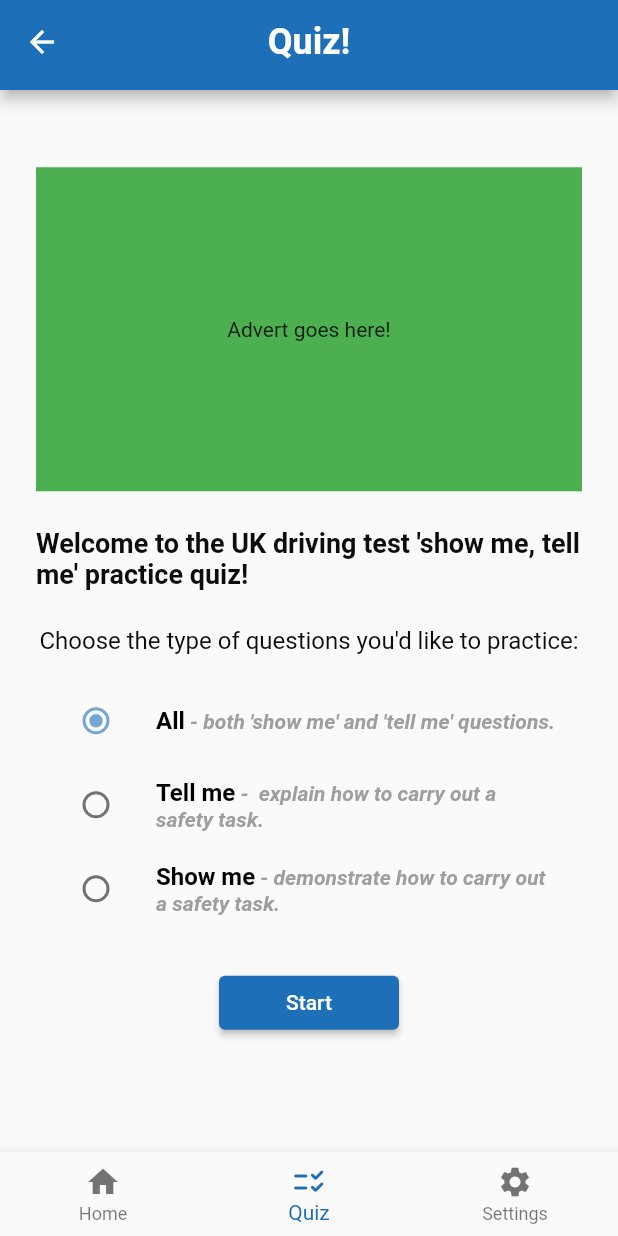
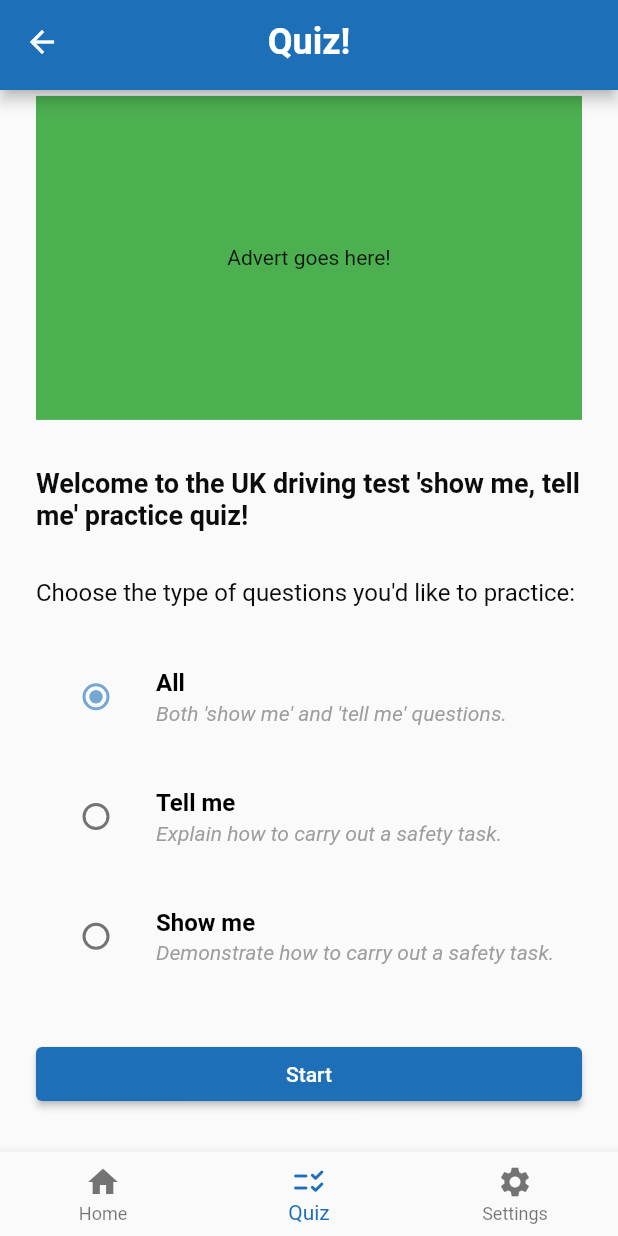
Before and after one commit to ItsjustOla/smtm-quiz-app, a Flutter app: the QuizPage screen opened by its route, on a phone screen of 412 x 824 dp. Run offline on Flutter 3.47's test engine with Material 2 defaults, Android fonts, the light colour scheme and no system bars; our stand-ins replace expandable.

Commit message:
refactored style_helper to color and text constants file

```diff
--- /dev/null
+++ b/lib/helpers/color_constants.dart
@@ -0,0 +1,22 @@
+
+import 'package:flutter/material.dart';
+
+class ColorConstants {
+
+  MaterialColor myColor = MaterialColor(
+    const Color.fromRGBO(29, 112, 184, 1).value,
+    const <int, Color>{
+      50: Color.fromRGBO(29, 112, 184, 0.1),
+      100: Color.fromRGBO(29, 112, 184, 0.2),
+      200: Color.fromRGBO(29, 112, 184, 0.3),
+      300: Color.fromRGBO(29, 112, 184, 0.4),
+      400: Color.fromRGBO(29, 112, 184, 0.5),
+      500: Color.fromRGBO(29, 112, 184, 0.6),
+      600: Color.fromRGBO(29, 112, 184, 0.7),
+      700: Color.fromRGBO(29, 112, 184, 0.8),
+      800: Color.fromRGBO(29, 112, 184, 0.9),
+      900: Color.fromRGBO(29, 112, 184, 1),
+    },
+  );
+
+}
--- a/lib/helpers/style_helper.dart
+++ /dev/null
@@ -1,64 +0,0 @@
-import 'dart:ui';
-import 'package:flutter/material.dart';
-
-class StyleHelper {
-
-  TextStyle h1 = const TextStyle(fontWeight: FontWeight.w700, fontSize: 24.0);
-  TextStyle h1Alt = const TextStyle(
-      fontWeight: FontWeight.w700, fontSize: 20.0, color: Colors.white);
-
-  TextStyle h2 = const TextStyle(
-      fontWeight: FontWeight.w300, fontSize: 16.0, color: Colors.white);
-
-  TextStyle defP = const TextStyle(
-      fontWeight: FontWeight.w400, fontSize: 19.0, color: Color(0xff0b0c0c));
-
-  TextStyle qs = const TextStyle(
-      fontWeight: FontWeight.w700, fontSize: 18.0, color: Color(0xff0b0c0c));
-
-  TextStyle as = const TextStyle(
-      fontWeight: FontWeight.w400, fontSize: 16.0, color: Color(0xff0b0c0c));
-
-  MaterialColor myColor = MaterialColor(
-    const Color.fromRGBO(29, 112, 184, 1).value, const <int, Color>{
-    50: Color.fromRGBO(29, 112, 184, 0.1),
-    100: Color.fromRGBO(29, 112, 184, 0.2),
-    200: Color.fromRGBO(29, 112, 184, 0.3),
-    300: Color.fromRGBO(29, 112, 184, 0.4),
-    400: Color.fromRGBO(29, 112, 184, 0.5),
-    500: Color.fromRGBO(29, 112, 184, 0.6),
-    600: Color.fromRGBO(29, 112, 184, 0.7),
-    700: Color.fromRGBO(29, 112, 184, 0.8),
-    800: Color.fromRGBO(29, 112, 184, 0.9),
-    900: Color.fromRGBO(29, 112, 184, 1),
-  },
-  );
-
-  TextStyle newQs = const TextStyle(
-    fontWeight: FontWeight.bold, fontSize: 18.0,);
-  TextStyle newAs = const TextStyle(fontSize: 16.0,);
-
-  Widget buildRichText(String content, String hint) {
-    return RichText(
-      text: TextSpan(
-          text: content,
-          style: const TextStyle(
-            fontSize: 16.0,
-            color: Colors.black,
-            fontWeight: FontWeight.bold,
-          ),
-          children: [
-            TextSpan(
-                text: ' - $hint',
-                style: const TextStyle(
-                  fontSize: 14.0,
-                  color: Colors.grey,
-                  fontStyle: FontStyle.italic,
-                )
-            )
-          ]
-      ),
-    );
-  }
-
-}
--- /dev/null
+++ b/lib/helpers/text_constants.dart
@@ -0,0 +1,41 @@
+import 'package:flutter/material.dart';
+
+mixin TextConstants {
+
+  TextStyle h1 = const TextStyle(fontWeight: FontWeight.w700, fontSize: 24.0);
+  TextStyle h1Alt = const TextStyle(
+      fontWeight: FontWeight.w700, fontSize: 20.0, color: Colors.white);
+
+  TextStyle h2 = const TextStyle(
+      fontWeight: FontWeight.w300, fontSize: 16.0, color: Colors.white);
+
+  TextStyle defP = const TextStyle(
+      fontWeight: FontWeight.w400, fontSize: 19.0, color: Color(0xff0b0c0c));
+
+  TextStyle qs = const TextStyle(
+      fontWeight: FontWeight.w700, fontSize: 18.0, color: Color(0xff0b0c0c));
+
+  TextStyle as = const TextStyle(
+      fontWeight: FontWeight.w400, fontSize: 16.0, color: Color(0xff0b0c0c));
+
+  TextStyle newQs = const TextStyle(
+    fontWeight: FontWeight.bold,
+    fontSize: 18.0,
+  );
+  TextStyle newAs = const TextStyle(
+    fontSize: 16.0,
+  );
+
+  TextStyle radioTextStyle = const TextStyle(
+    fontSize: 16.0,
+    color: Colors.black,
+    fontWeight: FontWeight.bold,
+  );
+
+  TextStyle hint = const TextStyle(
+    fontSize: 14.0,
+    color: Colors.grey,
+    fontStyle: FontStyle.italic,
+  );
+
+}
--- a/lib/main.dart
+++ b/lib/main.dart
@@ -8,7 +8,8 @@ import 'package:smtm_app/widgets/expandable_card_container.dart';
 import 'package:smtm_app/widgets/my_alert_dialog.dart';
 import 'helpers/questions_helper.dart';
 import 'models/questions.dart';
-import 'helpers/style_helper.dart';
+import 'helpers/text_constants.dart';
+import 'helpers/color_constants.dart';
 import 'widgets/MyAppBar.dart';
 import 'widgets/MyBottomNav.dart';
 import 'package:collection/collection.dart';
@@ -27,7 +28,7 @@ class MyApp extends StatelessWidget {
       child: MaterialApp(
         title: 'Flutter Demo',
         theme: ThemeData(
-          primarySwatch: StyleHelper().myColor,
+          primarySwatch: ColorConstants().myColor,
         ),
         initialRoute: '/',
         routes: {
@@ -47,7 +48,7 @@ class MyHomePage extends StatefulWidget {
   State<MyHomePage> createState() => _MyHomePageState();
 }
 
-class _MyHomePageState extends State<MyHomePage> {
+class _MyHomePageState extends State<MyHomePage> with TextConstants {
   final List<bool> _isOpen1 = List<bool>.filled(14, false);
   final List<bool> _isOpen2 = List<bool>.filled(7, false);
 
@@ -85,21 +86,21 @@ class _MyHomePageState extends State<MyHomePage> {
                 header: 'Question ${index+1}',
                 collapsedChild: Text(
                   pair.question,
-                  style: StyleHelper().newQs,
+                  style: newQs,
                 ),
                 expandedChild: Column(
                   mainAxisSize: MainAxisSize.max,
                   children: [
                     Text(
                       pair.question,
-                      style: StyleHelper().newQs,
+                      style: newQs,
                     ),
                     const SizedBox(
                       height: 12,
                     ),
                     Text(
                       pair.answer,
-                      style: StyleHelper().newAs,
+                      style: newAs,
                     )
                   ],
                 ),
@@ -128,7 +129,7 @@ class _MyHomePageState extends State<MyHomePage> {
                   MyAlertDialog().getDialog(context),
                   const SizedBox(height: 12),
                   Text('${data.tmQuestions.qaPair.length} - Tell Me Questions ',
-                      style: StyleHelper().h1
+                      style: h1
                   ),
                   const SizedBox(height: 12),
                   _expansionList(data.tmQuestions.qaPair, _isOpen1),
@@ -142,7 +143,7 @@ class _MyHomePageState extends State<MyHomePage> {
                   ),
                   const SizedBox(height: 12),
                   Text('${data.smQuestions.qaPair.length} - Show Me Questions ',
-                      style: StyleHelper().h1
+                      style: h1
                   ),
                   const SizedBox(height: 12),
                   _expansionList(data.smQuestions.qaPair, _isOpen2)
--- a/lib/models/QuizModel.dart
+++ b/lib/models/QuizModel.dart
@@ -15,6 +15,7 @@ class QuizModel extends ChangeNotifier {
   int get questionsLength => _questions.length;
   int get currentQuestionIndex => _currentQuestionIndex ;
   int get currentQuestion => _currentQuestionIndex + 1; // used for display purposes
+  bool get isLastQuestion => currentQuestion == questionsLength; // used for display purposes
 
   void nextQuestion(){
     if( questionsLength > 0 && currentQuestion == questionsLength + 1){ // maybe set to -1?
--- a/lib/quizPage.dart
+++ b/lib/quizPage.dart
@@ -1,6 +1,6 @@
 import 'package:flutter/material.dart';
 import 'package:provider/provider.dart';
-import 'package:smtm_app/helpers/style_helper.dart';
+import 'package:smtm_app/helpers/text_constants.dart';
 import 'package:smtm_app/models/QuizModel.dart';
 import 'package:smtm_app/widgets/MyAppBar.dart';
 import 'package:smtm_app/widgets/MyBottomNav.dart';
@@ -14,16 +14,17 @@ class QuizPage extends StatefulWidget {
   State<QuizPage> createState() => _QuizPageState();
 }
 
-class _QuizPageState extends State<QuizPage> {
-  @override
+class _QuizPageState extends State<QuizPage> with TextConstants {
+
   QuestionChoice _questionSelection = QuestionChoice.all;
 
   Widget startView(QuizModel model) {
     return myDefaultPadding(Column(
-      mainAxisAlignment: MainAxisAlignment.center,
+      mainAxisAlignment: MainAxisAlignment.spaceAround,
+      crossAxisAlignment: CrossAxisAlignment.stretch,
       children: [
         Container(
-          padding: EdgeInsets.symmetric(vertical: 100),
+          padding: const EdgeInsets.symmetric(vertical: 100),
           decoration: const BoxDecoration(color: Colors.green),
           child: const Center(
             child: Text('Advert goes here!'),
@@ -33,17 +34,20 @@ class _QuizPageState extends State<QuizPage> {
           padding: const EdgeInsets.symmetric(vertical: 24),
           child: Text(
             'Welcome to the UK driving test \'show me, tell me\' practice quiz!',
-            style: StyleHelper().qs,
+            style: qs,
           ),
         ),
         SizedBox(
           height: 35,
           child: Text(
             'Choose the type of questions you\'d like to practice:',
-            style: StyleHelper().as,),
+            style: as,
+          ),
         ),
         ListTile(
-            title: StyleHelper().buildRichText('All', 'both \'show me\' and \'tell me\' questions.'),
+            title: Text('All', style: radioTextStyle),
+            subtitle: Text('Both \'show me\' and \'tell me\' questions.',
+                style: hint),
             leading: Radio<QuestionChoice>(
               value: QuestionChoice.all,
               groupValue: _questionSelection,
@@ -54,7 +58,9 @@ class _QuizPageState extends State<QuizPage> {
               },
             )),
         ListTile(
-            title: StyleHelper().buildRichText('Tell me', ' explain how to carry out a safety task.'),
+            title: Text('Tell me', style: radioTextStyle),
+            subtitle: Text('Explain how to carry out a safety task.',
+                style: hint),
             leading: Radio<QuestionChoice>(
               value: QuestionChoice.tellMe,
               groupValue: _questionSelection,
@@ -65,7 +71,9 @@ class _QuizPageState extends State<QuizPage> {
               },
             )),
         ListTile(
-            title: StyleHelper().buildRichText('Show me', 'demonstrate how to carry out a safety task.'),
+            title: Text('Show me', style: radioTextStyle),
+            subtitle: Text('Demonstrate how to carry out a safety task.',
+                style: hint),
             leading: Radio<QuestionChoice>(
               value: QuestionChoice.showMe,
               groupValue: _questionSelection,
@@ -106,7 +114,7 @@ class _QuizPageState extends State<QuizPage> {
           height: 100,
         ),
         Row(
-          mainAxisAlignment: MainAxisAlignment.spaceEvenly,
+          mainAxisAlignment: MainAxisAlignment.spaceBetween,
           children: [
             ElevatedButton(
               onPressed: () {
@@ -124,7 +132,7 @@ class _QuizPageState extends State<QuizPage> {
               onPressed: () {
                 model.nextQuestion();
               },
-              child: const Icon(Icons.arrow_forward_rounded),
+              child: model.isLastQuestion? const Text('End Quiz'):  const Icon(Icons.arrow_forward_rounded),
             )
           ],
         )
@@ -135,6 +143,7 @@ class _QuizPageState extends State<QuizPage> {
   Widget endView(QuizModel model) {
     return myDefaultPadding(Column(
       mainAxisAlignment: MainAxisAlignment.center,
+      crossAxisAlignment: CrossAxisAlignment.stretch,
       children: [
         Container(
           padding: EdgeInsets.symmetric(vertical: 100),
@@ -143,19 +152,20 @@ class _QuizPageState extends State<QuizPage> {
             child: Text('Advert goes here!'),
           ),
         ),
-        SizedBox(height: 50,),
+        SizedBox(
+          height: 50,
+        ),
         // enhance the text below, maybe add animation and change text and font
         const Text(
             'Congratulations! You have completed the quiz. To take the quiz again, click the \'reset quiz\' button below.'),
-        SizedBox(height: 50,),
         SizedBox(
-          width: 200,
-          child: ElevatedButton(
-            onPressed: () {
-              model.resetQuiz();
-            },
-            child: Text('Reset quiz'),
-          ),
+          height: 50,
+        ),
+        ElevatedButton(
+          onPressed: () {
+            model.resetQuiz();
+          },
+          child: const Text('Reset quiz'),
         )
       ],
     ));
@@ -168,6 +178,7 @@ class _QuizPageState extends State<QuizPage> {
     );
   }
 
+  @override
   Widget build(BuildContext context) {
     return Scaffold(
       appBar: const MyAppBar(title: 'Quiz!'),
--- a/lib/widgets/MyAppBar.dart
+++ b/lib/widgets/MyAppBar.dart
@@ -1,5 +1,5 @@
 import 'package:flutter/material.dart';
-import 'package:smtm_app/helpers/style_helper.dart';
+import 'package:smtm_app/helpers/text_constants.dart';
 
 class MyAppBar extends StatefulWidget implements PreferredSizeWidget {
   const MyAppBar({Key? key, required this.title}) : super(key: key);
@@ -13,7 +13,7 @@ class MyAppBar extends StatefulWidget implements PreferredSizeWidget {
   Size get preferredSize => const Size.fromHeight(60.0);
 }
 
-class _MyAppBarState extends State<MyAppBar> {
+class _MyAppBarState extends State<MyAppBar> with TextConstants {
 
   @override
   Widget build(BuildContext context) {
@@ -21,7 +21,7 @@ class _MyAppBarState extends State<MyAppBar> {
       centerTitle: true,
       title: Text(
         widget.title,
-        style: StyleHelper().h1,
+        style: h1,
       ),
     );
   }
```
